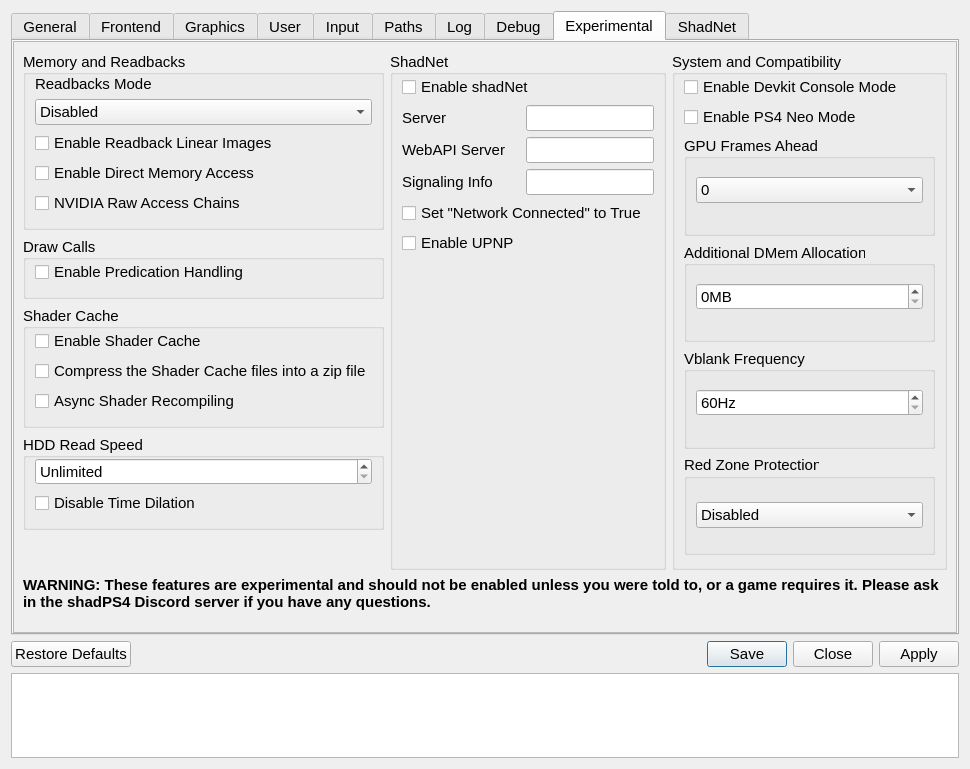
cuesta4/shadps4-qtlauncher, file src/qt_gui/settings_dialog.ui: the form before one commit.
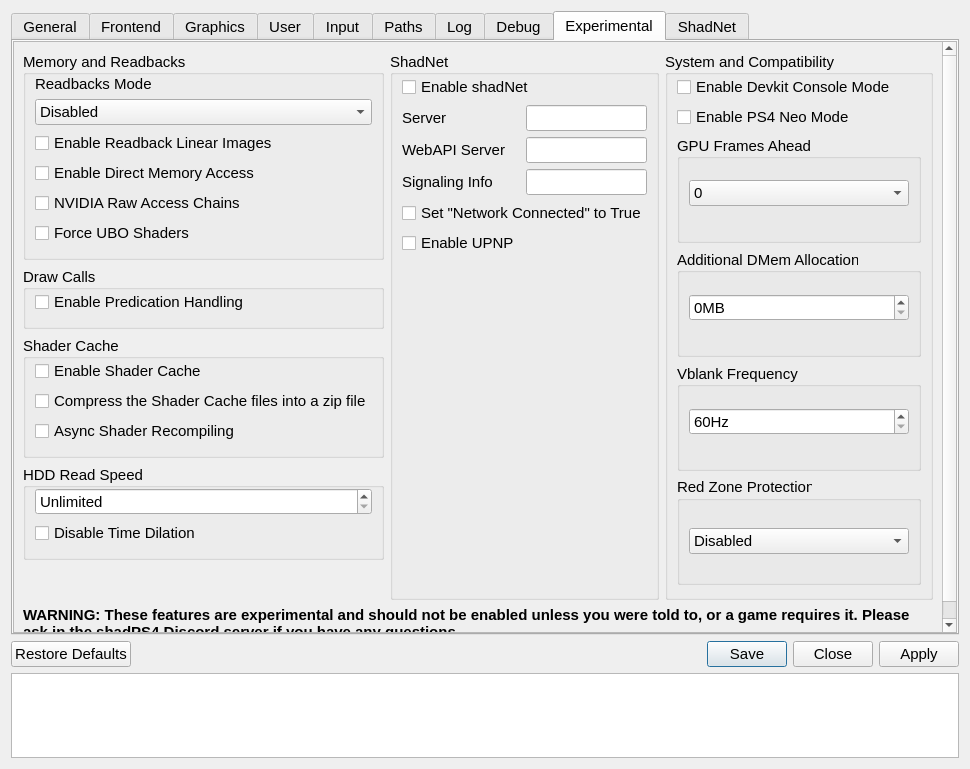
The form after the commit. The open tabs and pages were chosen to show the change. Icons and pictures are not drawn.

Commit message: Add per-game Force UBO Shaders option

```diff
--- a/src/qt_gui/settings_dialog.ui
+++ b/src/qt_gui/settings_dialog.ui
@@ -2451,6 +2451,12 @@
                      <property name="toolTip"><string>Optimize storage buffer shader accesses on supported NVIDIA drivers. Takes effect when the game starts.</string></property>
                     </widget>
                    </item>
+                   <item row="4" column="0" colspan="2">
+                    <widget class="QCheckBox" name="uniformBufferShadersCheckBox">
+                     <property name="text"><string>Force UBO Shaders</string></property>
+                     <property name="toolTip"><string>Use uniform buffers for all eligible read-only shader buffers. May improve GPU performance or increase CPU cost. Takes effect when the game starts.</string></property>
+                    </widget>
+                   </item>
                  </layout>
                 </widget>
                </item>
```
The commit also changes 2 other files.
